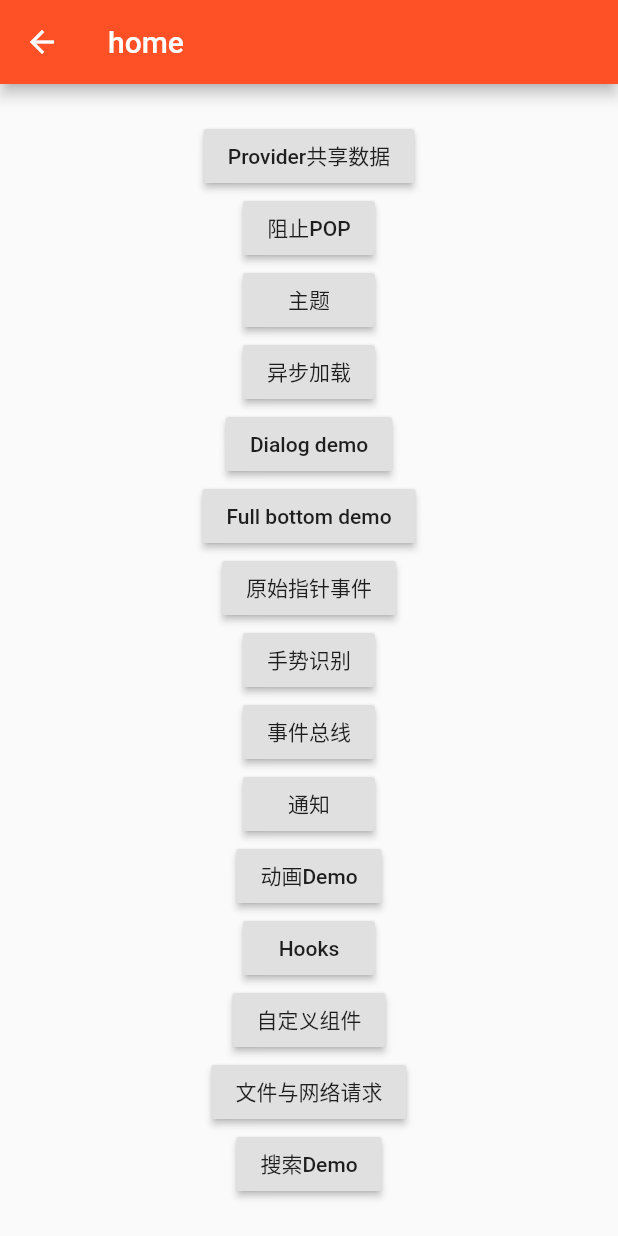
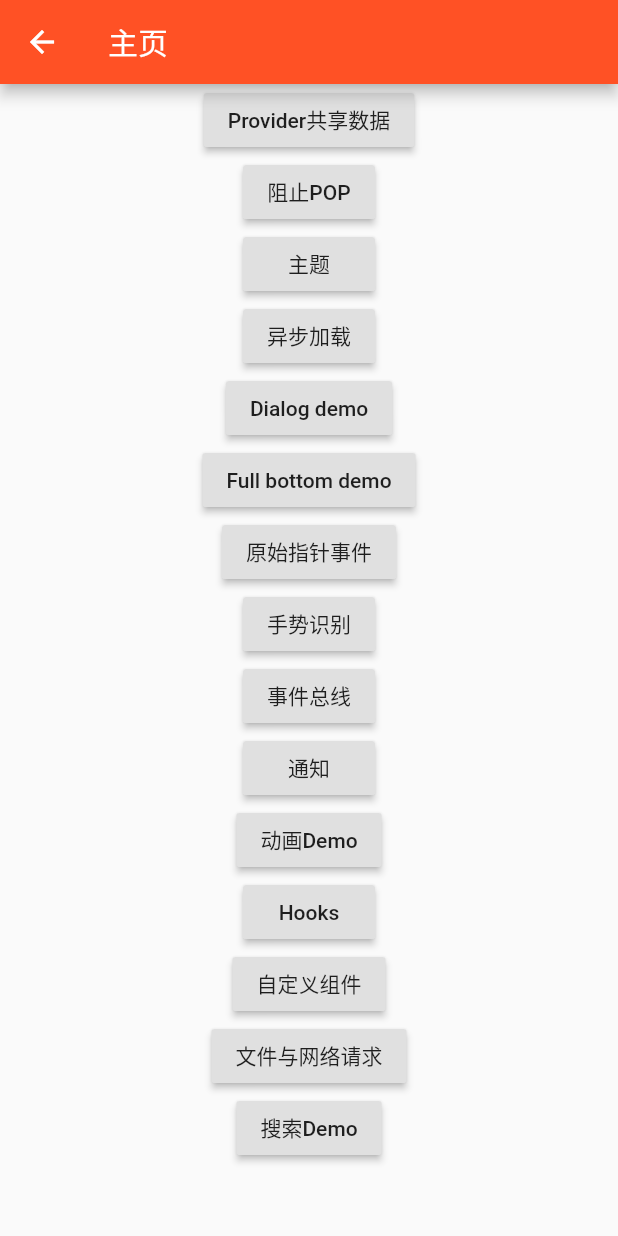
Before and after one commit to Tomoyd/flutter-in-action, a Flutter app: the MyHomePage screen opened directly, on a phone screen of 412 x 824 dp. Run offline on Flutter 3.47's test engine with Material 2 defaults, Android fonts, the phone set to English and light mode, and no system bars; our stand-ins replace dio.

Commit message:
NFF:flutter-component

```diff
--- a/lib/main.dart
+++ b/lib/main.dart
@@ -12,7 +12,7 @@ class MyApp extends StatelessWidget {
   Widget build(BuildContext context) {
     return MaterialApp(
       title: 'Flutter Demo',
-      onGenerateRoute: Router.routeGenerator,
+      onGenerateRoute: MyRouter.routeGenerator,
       navigatorObservers: [MyNavigatorObserver()],
       onUnknownRoute: (RouteSettings settings) => MaterialPageRoute(
           builder: (context) => SafeArea(child: Text("unKnown"))),
@@ -35,7 +35,6 @@ class MyApp extends StatelessWidget {
         // This makes the visual density adapt to the platform that you run
         // the app on. For desktop platforms, the controls will be smaller and
         // closer together (more dense) than on mobile platforms.
-        visualDensity: VisualDensity.adaptivePlatformDensity,
       ),
       // home: MyHomePage(title: 'Flutter Demo Home Page'),
     );
--- a/lib/pages/home.dart
+++ b/lib/pages/home.dart
@@ -1,6 +1,7 @@
 import 'package:flutter/material.dart';
 import 'package:myapp/res/demo_tem_data.dart';
 import 'package:myapp/router/router.dart';
+import 'package:myapp/widgets/common_scaffold.dart';
 
 class MyHomePage extends StatefulWidget {
   MyHomePage({Key key, this.title}) : super(key: key);
@@ -43,12 +44,8 @@ class _MyHomePageState extends State<MyHomePage> {
     // The Flutter framework has been optimized to make rerunning build methods
     // fast, so that you can just rebuild anything that needs updating rather
     // than having to individually change instances of widgets.
-    return Scaffold(
-      appBar: AppBar(
-        // Here we take the value from the MyHomePage object that was created by
-        // the App.build method, and use it to set our appbar title.
-        title: Text(widget.title),
-      ),
+    return CommonScaffold(
+      title: "主页",
       body: Center(
         // Center is a layout widget. It takes a single child and positions it
         // in the middle of the parent.
--- a/lib/res/demo_tem_data.dart
+++ b/lib/res/demo_tem_data.dart
@@ -1,19 +1,19 @@
 import 'package:myapp/router/router.dart';
 
 List<Map> demoData = [
-  {"path": Router.SHOP_CART, "pageName": "Provider共享数据"},
-  {"path": Router.WILL_POP, "pageName": "阻止POP"},
-  {"path": Router.THEME_PAGE, "pageName": "主题"},
-  {"path": Router.FUTURE_PAGE, "pageName": "异步加载"},
-  {"path": Router.DIALOG_DEMO, "pageName": "Dialog demo"},
-  {"path": Router.FULL_BOTTOM_SHEET, "pageName": "Full bottom demo"},
-  {"path": Router.ORG_POINTER_EVENT, "pageName": "原始指针事件"},
-  {"path": Router.GESTURE_DEMO, "pageName": "手势识别"},
-  {"path": Router.EVENT_BUS, "pageName": "事件总线"},
-  {"path": Router.NOTICE_DEMO, "pageName": "通知"},
-  {"path": Router.ANIMATION_DEMO, "pageName": "动画Demo"},
-  {"path": Router.HOOK_TEST, "pageName": "Hooks"},
-  {"path": Router.CUSTOM_WIDGET, "pageName": "自定义组件"},
-  {"path": Router.IO_HTTP_DEMO, "pageName": "文件与网络请求"},
-  {"path": Router.SEARCH_DEMO, "pageName": "搜索Demo"},
+  {"path": MyRouter.SHOP_CART, "pageName": "Provider共享数据"},
+  {"path": MyRouter.WILL_POP, "pageName": "阻止POP"},
+  {"path": MyRouter.THEME_PAGE, "pageName": "主题"},
+  {"path": MyRouter.FUTURE_PAGE, "pageName": "异步加载"},
+  {"path": MyRouter.DIALOG_DEMO, "pageName": "Dialog demo"},
+  {"path": MyRouter.FULL_BOTTOM_SHEET, "pageName": "Full bottom demo"},
+  {"path": MyRouter.ORG_POINTER_EVENT, "pageName": "原始指针事件"},
+  {"path": MyRouter.GESTURE_DEMO, "pageName": "手势识别"},
+  {"path": MyRouter.EVENT_BUS, "pageName": "事件总线"},
+  {"path": MyRouter.NOTICE_DEMO, "pageName": "通知"},
+  {"path": MyRouter.ANIMATION_DEMO, "pageName": "动画Demo"},
+  {"path": MyRouter.HOOK_TEST, "pageName": "Hooks"},
+  {"path": MyRouter.CUSTOM_WIDGET, "pageName": "自定义组件"},
+  {"path": MyRouter.IO_HTTP_DEMO, "pageName": "文件与网络请求"},
+  {"path": MyRouter.SEARCH_DEMO, "pageName": "搜索Demo"},
 ];
--- a/lib/router/router.dart
+++ b/lib/router/router.dart
@@ -7,6 +7,7 @@ import 'package:myapp/pages/event_and_notice/event_bus.dart';
 import 'package:myapp/pages/event_and_notice/gesture.dart';
 import 'package:myapp/pages/event_and_notice/listener.dart';
 import 'package:myapp/pages/event_and_notice/notice_widget.dart';
+import 'package:myapp/pages/filter_page/filter_page.dart';
 import 'package:myapp/pages/full_bottom.dart';
 import 'package:myapp/pages/function_widget.dart';
 import 'package:myapp/pages/future_widget.dart';
@@ -20,7 +21,7 @@ import 'package:myapp/pages/theme_page.dart';
 import 'package:myapp/pages/tip.dart';
 part "page_map.dart";
 
-class Router {
+class MyRouter {
   static const String HOME = "/";
 
   static const String TIP = "/tip";
@@ -55,6 +56,7 @@ class Router {
 
   static const String IO_HTTP_DEMO = "/io_http_demo";
   static const String SEARCH_DEMO = "/search_demo";
+  static const String Filter_DEMO = "/filter_demo";
 
   static MaterialPageRoute routeGenerator(RouteSettings setting) {
     return MaterialPageRoute(builder: (context) {
--- a/lib/widgets/common_scaffold.dart
+++ b/lib/widgets/common_scaffold.dart
@@ -17,7 +17,7 @@ class CommonScaffold extends StatelessWidget {
         title: Text(title),
         actions: rightAction == null ? rightAction : <Widget>[rightAction],
       ),
-      body: SafeArea(child: body),
+      body: SafeArea(child:SingleChildScrollView(child: body) ),
     );
   }
 }
--- a/lib/widgets/show_custom_dialog.dart
+++ b/lib/widgets/show_custom_dialog.dart
@@ -5,7 +5,7 @@ Future<T> showCustomDialog<T>(
     {@required BuildContext context,
     bool barrierDismissible = true,
     WidgetBuilder builder}) {
-  final ThemeData themeData = Theme.of(context, shadowThemeOnly: true);
+  final ThemeData themeData = Theme.of(context);
 
   return showGeneralDialog(
       context: context,
--- a/pubspec.yaml
+++ b/pubspec.yaml
@@ -3,7 +3,7 @@ description: A new Flutter project.
 
 # The following line prevents the package from being accidentally published to
 # pub.dev using `pub publish`. This is preferred for private packages.
-publish_to: 'none' # Remove this line if you wish to publish to pub.dev
+publish_to: "none" # Remove this line if you wish to publish to pub.dev
 
 # The following defines the version and build number for your application.
 # A version number is three numbers separated by dots, like 1.2.43
@@ -18,7 +18,7 @@ publish_to: 'none' # Remove this line if you wish to publish to pub.dev
 version: 1.0.0+1
 
 environment:
-  sdk: '>=2.7.0 <3.0.0'
+  sdk: ">=2.7.0 <3.0.0"
 
 dependencies:
   json_annotation: ^2.0.0
@@ -33,7 +33,7 @@ dependencies:
   # Use with the CupertinoIcons class for iOS style icons.
   cupertino_icons: ^0.1.3
   sliding_up_panel: ^1.0.2
-  top_modal_sheet: ^1.0.0+1
+  # top_modal_sheet: ^1.0.0+1
   # city_pickers: ^0.2.0
 
 dev_dependencies:
```
Also changed, not shown: lib/components/filter_sheet/filter_sheet.dart (added, +30 -0 lines), lib/pages/filter_page/filter_page.dart (added, +26 -0 lines), lib/pages/search_demo/search_demo.dart (+9 -9 lines), lib/router/page_map.dart (+20 -19 lines), pubspec.lock.
